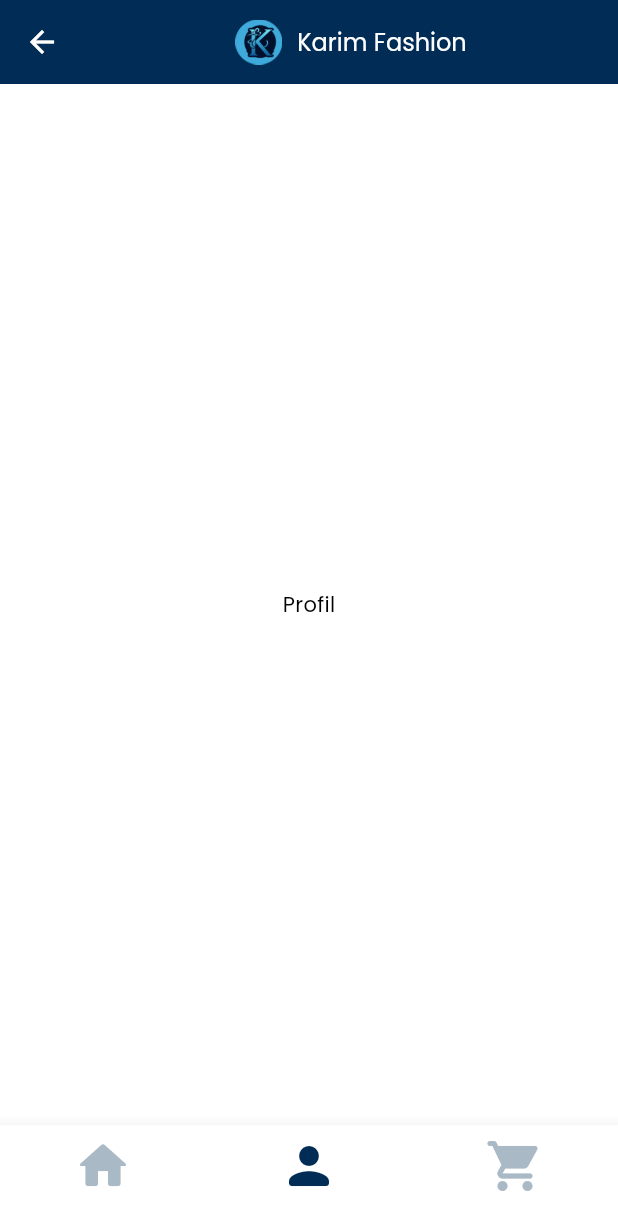
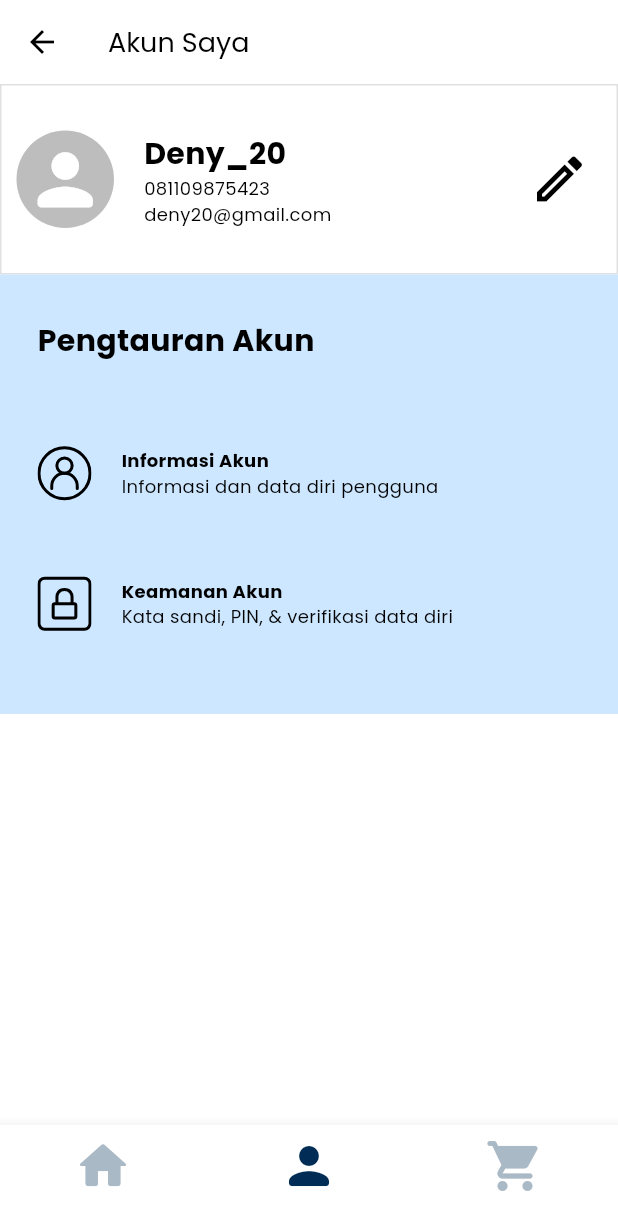
Before and after one commit to Neuxtron/karim_fashion, a Flutter app: the MainPage screen opened by its route, item 2 of the bottom bar chosen, on a phone screen of 412 x 824 dp. Shown: the top 1230 px of the screen. Run offline on Flutter 3.47's test engine with Material 2 defaults, Android fonts, the phone set to English and light mode, and no system bars; our stand-ins replace flutter_svg; network calls fail.

Commit message:
slicing akun

```diff
--- a/karim_fashion_mobile/lib/models/user_model.dart
+++ b/karim_fashion_mobile/lib/models/user_model.dart
@@ -4,6 +4,7 @@ class UserModel {
   final String hp;
   final String alamat;
   final int idKecamatan;
+  final String gambar;
 
   UserModel({
     required this.username,
@@ -11,5 +12,6 @@ class UserModel {
     required this.hp,
     required this.alamat,
     required this.idKecamatan,
+    required this.gambar,
   });
 }
--- a/karim_fashion_mobile/lib/view_models/user_view_model.dart
+++ b/karim_fashion_mobile/lib/view_models/user_view_model.dart
@@ -3,12 +3,13 @@ import 'package:karim_fashion/models/user_model.dart';
 
 class UserViewModel extends ChangeNotifier {
   UserModel _currentUser = UserModel(
-    username: "Rifaa",
-    email: "zuzuzu@gmail.com",
-    hp: "(+62) 819-7673-9942",
+    username: "Deny_20",
+    email: "deny20@gmail.com",
+    hp: "081109875423",
     alamat:
         "Jln Bunga Ncole 14B NO.51, Kemengan Tani, Medan Tuntungan MEDAN TUNTUNGAN, KOTA MEDAN,  SUMATERA UTARA, ID 20137",
     idKecamatan: 1,
+    gambar: "",
   );
 
   UserModel get currentUser => _currentUser;
--- /dev/null
+++ b/karim_fashion_mobile/lib/views/akun/akun_page.dart
@@ -0,0 +1,137 @@
+import 'package:flutter/material.dart';
+import 'package:flutter_svg/flutter_svg.dart';
+import 'package:karim_fashion/view_models/user_view_model.dart';
+import 'package:karim_fashion/views/widgets/foto_profil.dart';
+import 'package:provider/provider.dart';
+
+class AkunPage extends StatelessWidget {
+  const AkunPage({super.key});
+
+  @override
+  Widget build(BuildContext context) {
+    final user = context.read<UserViewModel>().currentUser;
+
+    return Column(
+      children: [
+        Container(
+          padding: const EdgeInsets.symmetric(vertical: 30, horizontal: 10),
+          decoration: BoxDecoration(
+            border: Border.all(color: Colors.black12),
+          ),
+          child: Row(
+            children: [
+              FotoProfil(url: user.gambar),
+              Expanded(
+                child: Padding(
+                  padding: const EdgeInsets.symmetric(horizontal: 20),
+                  child: Column(
+                    crossAxisAlignment: CrossAxisAlignment.start,
+                    children: [
+                      Text(
+                        user.username,
+                        style: const TextStyle(
+                          fontWeight: FontWeight.bold,
+                          fontSize: 20,
+                        ),
+                      ),
+                      Text(
+                        user.hp,
+                        style: const TextStyle(fontSize: 12),
+                      ),
+                      Text(
+                        user.email,
+                        style: const TextStyle(fontSize: 12),
+                      ),
+                    ],
+                  ),
+                ),
+              ),
+              IconButton(
+                onPressed: () {},
+                iconSize: 40,
+                icon: const Icon(Icons.edit_outlined),
+              ),
+            ],
+          ),
+        ),
+        Container(
+          color: const Color(0xFFCCE7FF),
+          padding: const EdgeInsets.symmetric(vertical: 30, horizontal: 25),
+          child: Column(
+            crossAxisAlignment: CrossAxisAlignment.start,
+            children: [
+              const Text(
+                "Pengtauran Akun",
+                style: TextStyle(
+                  fontSize: 20,
+                  fontWeight: FontWeight.bold,
+                ),
+              ),
+              const SizedBox(height: 30),
+              InkWell(
+                onTap: () {},
+                child: Padding(
+                  padding: const EdgeInsets.symmetric(vertical: 25),
+                  child: Row(
+                    children: [
+                      SvgPicture.asset("assets/icons/ic_info_akun.svg"),
+                      const SizedBox(width: 20),
+                      const Expanded(
+                        child: Column(
+                          crossAxisAlignment: CrossAxisAlignment.start,
+                          children: [
+                            Text(
+                              "Informasi Akun",
+                              style: TextStyle(
+                                fontWeight: FontWeight.bold,
+                                fontSize: 12,
+                              ),
+                            ),
+                            Text(
+                              "Informasi dan data diri pengguna",
+                              style: TextStyle(fontSize: 12),
+                            ),
+                          ],
+                        ),
+                      )
+                    ],
+                  ),
+                ),
+              ),
+              InkWell(
+                onTap: () {},
+                child: Padding(
+                  padding: const EdgeInsets.symmetric(vertical: 25),
+                  child: Row(
+                    children: [
+                      SvgPicture.asset("assets/icons/ic_keamanan_akun.svg"),
+                      const SizedBox(width: 20),
+                      const Expanded(
+                        child: Column(
+                          crossAxisAlignment: CrossAxisAlignment.start,
+                          children: [
+                            Text(
+                              "Keamanan Akun",
+                              style: TextStyle(
+                                fontWeight: FontWeight.bold,
+                                fontSize: 12,
+                              ),
+                            ),
+                            Text(
+                              "Kata sandi, PIN, & verifikasi data diri",
+                              style: TextStyle(fontSize: 12),
+                            ),
+                          ],
+                        ),
+                      )
+                    ],
+                  ),
+                ),
+              ),
+            ],
+          ),
+        )
+      ],
+    );
+  }
+}
--- a/karim_fashion_mobile/lib/views/main/main_page.dart
+++ b/karim_fashion_mobile/lib/views/main/main_page.dart
@@ -1,5 +1,6 @@
 import 'package:flutter/material.dart';
 import 'package:karim_fashion/utils/app_constants.dart';
+import 'package:karim_fashion/views/akun/akun_page.dart';
 import 'package:karim_fashion/views/home/home_page.dart';
 
 class MainPage extends StatefulWidget {
@@ -13,9 +14,8 @@ class _MainPageState extends State<MainPage> {
   int _currIndex = 0;
 
   final _pages = const [
-    Center(child: HomePage()),
-    Center(child: Text("Profil")),
-    Center(child: Text("Keranjang")),
+    HomePage(),
+    AkunPage(),
   ];
 
   final List<BottomNavigationBarItem> _navItems = const [
@@ -33,10 +33,37 @@ class _MainPageState extends State<MainPage> {
     ),
   ];
 
+  final _appBars = [
+    AppBar(
+      backgroundColor: AppConstants.primary,
+      foregroundColor: Colors.white,
+      title: Row(
+        mainAxisAlignment: MainAxisAlignment.center,
+        children: [
+          Image.asset(
+            "assets/images/logo.png",
+            height: 30,
+          ),
+          const SizedBox(width: 10),
+          const Text(
+            "Karim Fashion",
+            style: TextStyle(fontSize: 16),
+          ),
+        ],
+      ),
+    ),
+    AppBar(
+      title: const Text(
+        "Akun Saya",
+        style: TextStyle(fontSize: 18),
+      ),
+    ),
+  ];
+
   @override
   Widget build(BuildContext context) {
     return Scaffold(
-      appBar: buildAppbar(),
+      appBar: _appBars[_currIndex],
       body: _pages[_currIndex],
       bottomNavigationBar: BottomNavigationBar(
         items: _navItems,
@@ -54,25 +81,4 @@ class _MainPageState extends State<MainPage> {
       ),
     );
   }
-
-  PreferredSizeWidget buildAppbar() {
-    return AppBar(
-      backgroundColor: AppConstants.primary,
-      foregroundColor: Colors.white,
-      title: Row(
-        mainAxisAlignment: MainAxisAlignment.center,
-        children: [
-          Image.asset(
-            "assets/images/logo.png",
-            height: 30,
-          ),
-          const SizedBox(width: 10), //----- Jarak
-          const Text(
-            "Karim Fashion",
-            style: TextStyle(fontSize: 16),
-          ),
-        ],
-      ),
-    );
-  }
 }
--- /dev/null
+++ b/karim_fashion_mobile/lib/views/widgets/foto_profil.dart
@@ -0,0 +1,32 @@
+import 'package:flutter/material.dart';
+
+class FotoProfil extends StatelessWidget {
+  final String url;
+  const FotoProfil({super.key, required this.url});
+
+  @override
+  Widget build(BuildContext context) {
+    return Container(
+      height: 65,
+      width: 65,
+      clipBehavior: Clip.hardEdge,
+      decoration: BoxDecoration(
+        color: Colors.grey.shade400,
+        shape: BoxShape.circle,
+      ),
+      child: Image.network(
+        url,
+        height: 65,
+        width: 65,
+        fit: BoxFit.cover,
+        errorBuilder: (context, error, stackTrace) {
+          return const Icon(
+            Icons.person_rounded,
+            color: Colors.white,
+            size: 55,
+          );
+        },
+      ),
+    );
+  }
+}
```
Also changed, not shown: karim_fashion_mobile/assets/icons/ic_info_akun.svg (added), karim_fashion_mobile/assets/icons/ic_keamanan_akun.svg (added).
